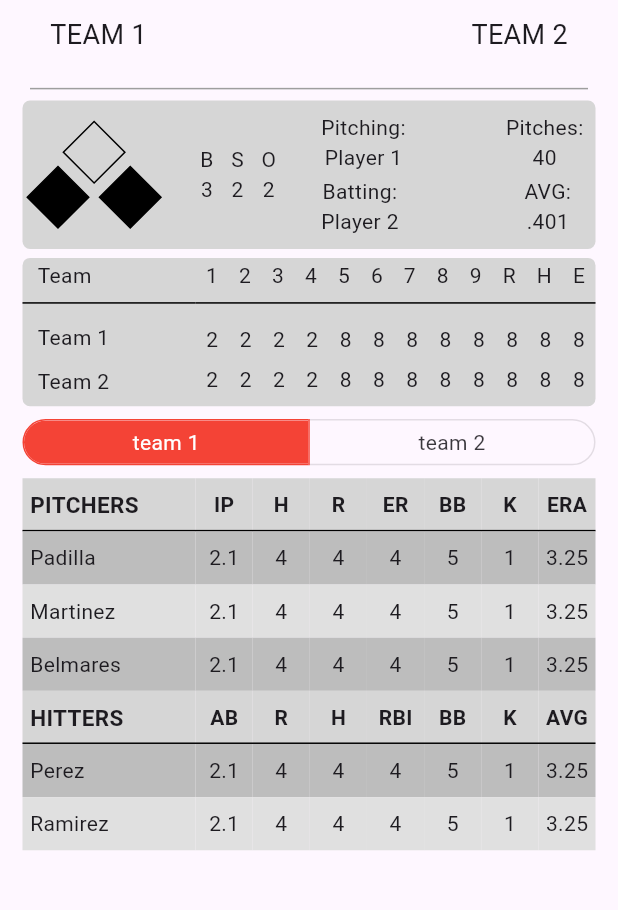
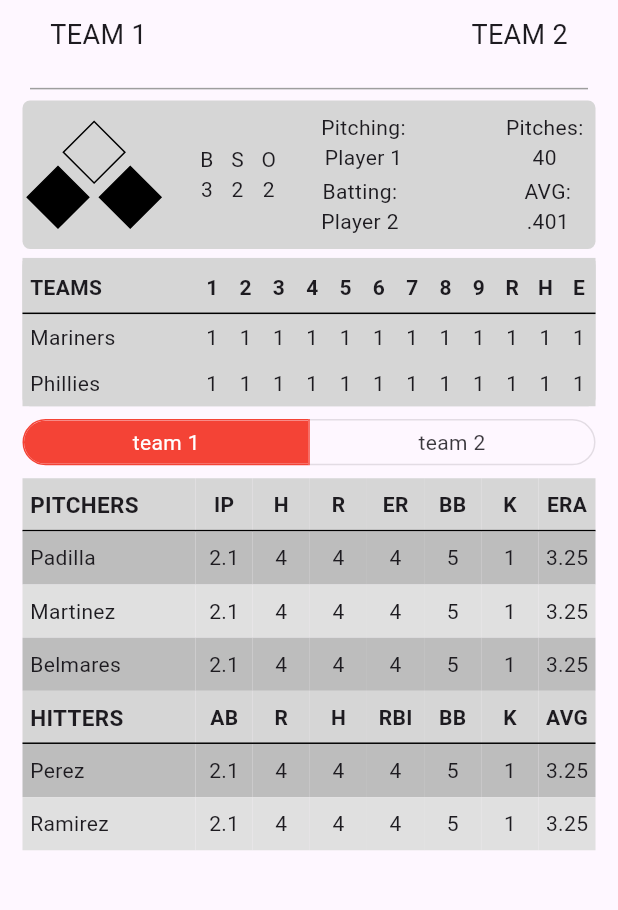
Before and after one commit to jpadilla3/SPORTSJAM, a Flutter app: the screen it shows after launch, after a tap on "Today", on a phone screen of 412 x 824 dp, the part 245-1155 px from its top. Run offline on Flutter 3.47's test engine with Material 2 defaults, Android fonts, the phone set to English and light mode, and no system bars; our stand-ins replace flutter_animate, font_awesome_flutter, page_transition.

Commit message:
boxscore refactor

```diff
--- a/lib/components/match page/boxscore.dart
+++ b/lib/components/match page/boxscore.dart
@@ -139,90 +139,53 @@ Widget BoxScore(context) {
 }
 
 Widget mlbBoxScore(context) {
-  Widget innings() {
-    return const Row(
-      mainAxisAlignment: MainAxisAlignment.spaceAround,
-      children: [
-        Text(
-          '1',
+  Widget heading(context, String title) {
+    return Container(
+      color: Colors.grey[350],
+      alignment: Alignment.center,
+      height: MediaQuery.of(context).size.height * 0.043,
+      width: ((MediaQuery.of(context).size.width * 0.72) - 30) / 12,
+      child: Text(
+        title,
+        style: const TextStyle(fontWeight: FontWeight.bold),
       ),
-        Text(
-          '2',
-        ),
-        Text(
-          '3',
-        ),
-        Text(
-          '4',
-        ),
-        Text(
-          '5',
-        ),
-        Text(
-          '6',
-        ),
-        Text(
-          '7',
-        ),
-        Text(
-          '8',
-        ),
-        Text(
-          '9',
-        ),
-        Text(
-          'R',
-        ),
-        Text(
-          'H',
-        ),
-        Text(
-          'E',
-        ),
-      ],
     );
   }
 
   Widget inningScores(String team) {
-    return const Row(
+    Widget score(context, String score) {
+      return Container(
+        alignment: Alignment.center,
+        height: MediaQuery.of(context).size.height * 0.0373,
+        width: ((MediaQuery.of(context).size.width * 0.72) - 30) / 12,
+        child: Text(score),
+      );
+    }
+
+    return Row(
       mainAxisAlignment: MainAxisAlignment.spaceAround,
       children: [
-        Text(
-          '2',
+        Container(
+          alignment: Alignment.centerLeft,
+          height: MediaQuery.of(context).size.height * 0.0373,
+          width: MediaQuery.of(context).size.width * 0.28,
+          child: Padding(
+            padding: const EdgeInsets.only(left: 5.0),
+            child: Text(team),
           ),
-        Text(
-          '2',
         ),
-        Text(
-          '2',
-        ),
-        Text(
-          '2',
-        ),
-        Text(
-          '8',
-        ),
-        Text(
-          '8',
-        ),
-        Text(
-          '8',
-        ),
-        Text(
-          '8',
-        ),
-        Text(
-          '8',
-        ),
-        Text(
-          '8',
-        ),
-        Text(
-          '8',
-        ),
-        Text(
-          '8',
-        ),
+        score(context, '1'),
+        score(context, '1'),
+        score(context, '1'),
+        score(context, '1'),
+        score(context, '1'),
+        score(context, '1'),
+        score(context, '1'),
+        score(context, '1'),
+        score(context, '1'),
+        score(context, '1'),
+        score(context, '1'),
+        score(context, '1'),
       ],
     );
   }
@@ -240,59 +203,58 @@ Widget mlbBoxScore(context) {
         children: [
           Row(
             children: [
-              SizedBox(
+              Container(
+                color: Colors.grey[350],
+                child: SizedBox(
                   height: MediaQuery.of(context).size.height * 0.12,
-                width: MediaQuery.of(context).size.width * 0.28,
-                child: Column(
-                  crossAxisAlignment: CrossAxisAlignment.start,
-                  children: [
-                    //title
-                    const Padding(
-                      padding: EdgeInsets.only(top: 2.0, left: 10),
-                      child: Text(
-                        'Team',
-                      ),
-                    ),
-
-                    //divider
-                    const Divider(
-                      color: Colors.black,
-                    ),
-
-                    //teams
-                    boxscoreTeams('team1', 'team2', context)
-                  ],
-                ),
-              ),
-              SizedBox(
-                height: MediaQuery.of(context).size.height * 0.12,
-                width: (MediaQuery.of(context).size.width * 0.72) - 30,
+                  width: (MediaQuery.of(context).size.width) - 30,
                   child: Column(
                     children: [
                       //quarters
                       Padding(
                           padding: const EdgeInsets.only(top: 2.0),
-                        child: innings()),
+                          child: Row(
+                            children: [
+                              Container(
+                                color: Colors.grey[350],
+                                alignment: Alignment.centerLeft,
+                                width:
+                                    (MediaQuery.of(context).size.width * 0.28),
+                                height:
+                                    MediaQuery.of(context).size.height * 0.043,
+                                child: const Padding(
+                                  padding: EdgeInsets.only(left: 5.0),
+                                  child: Text(
+                                    'TEAMS',
+                                    style:
+                                        TextStyle(fontWeight: FontWeight.bold),
+                                  ),
+                                ),
+                              ),
+                              heading(context, '1'),
+                              heading(context, '2'),
+                              heading(context, '3'),
+                              heading(context, '4'),
+                              heading(context, '5'),
+                              heading(context, '6'),
+                              heading(context, '7'),
+                              heading(context, '8'),
+                              heading(context, '9'),
+                              heading(context, 'R'),
+                              heading(context, 'H'),
+                              heading(context, 'E'),
+                            ],
+                          )),
 
                       //divider
                       const Divider(
                         color: Colors.black,
+                        height: 0,
                       ),
-                    SizedBox(
-                      height: MediaQuery.of(context).size.height * 0.072,
-                      width: (MediaQuery.of(context).size.width * 0.72) - 30,
-                      child: Column(
-                        mainAxisAlignment: MainAxisAlignment.spaceEvenly,
-                        children: [
-                          //team1 scores
-                          inningScores('team 1'),
-
-                          //team2 scores
-                          inningScores('team 2')
+                      inningScores('Mariners'),
+                      inningScores('Phillies')
                     ],
                   ),
-                    ),
-                  ],
                 ),
               )
             ],
--- a/lib/main.dart
+++ b/lib/main.dart
@@ -12,6 +12,7 @@ class MyApp extends StatelessWidget {
   @override
   Widget build(BuildContext context) {
     return MaterialApp(
+      debugShowCheckedModeBanner: false,
       title: 'Flutter Demo',
       theme: ThemeData(
         // This is the theme of your application.
```
Lines whose indentation alone changed are shown as unchanged.
